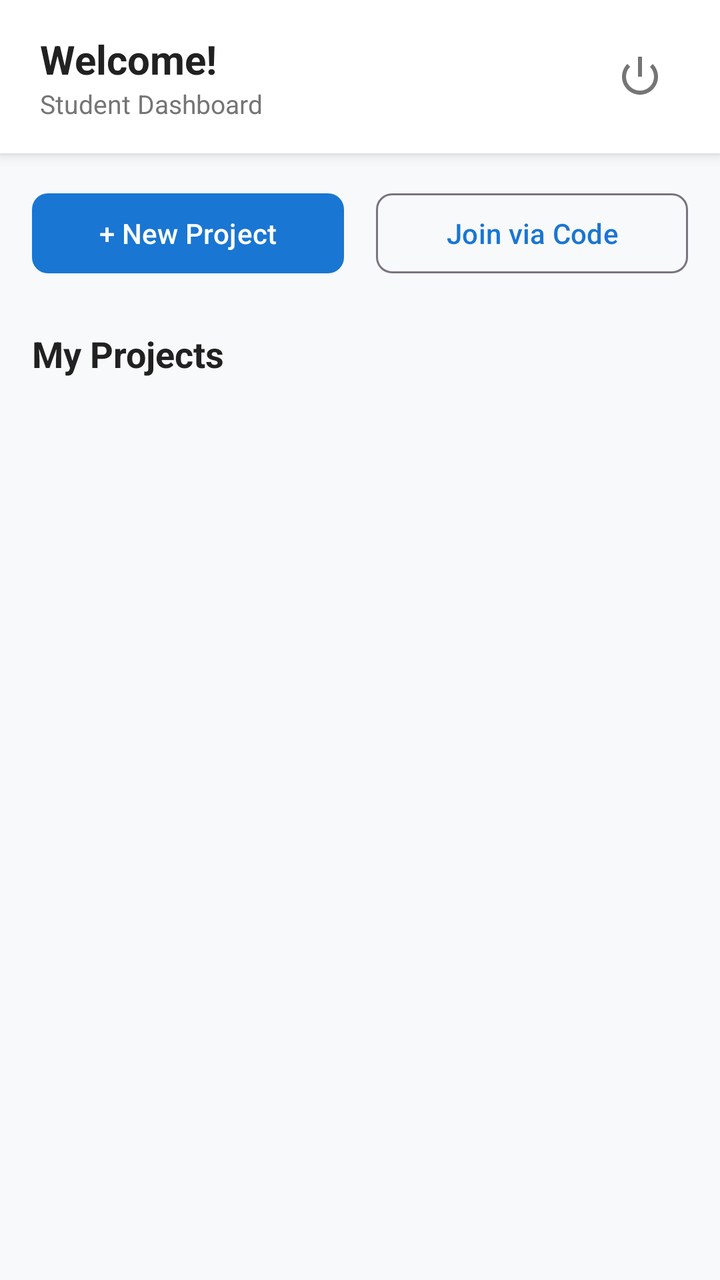
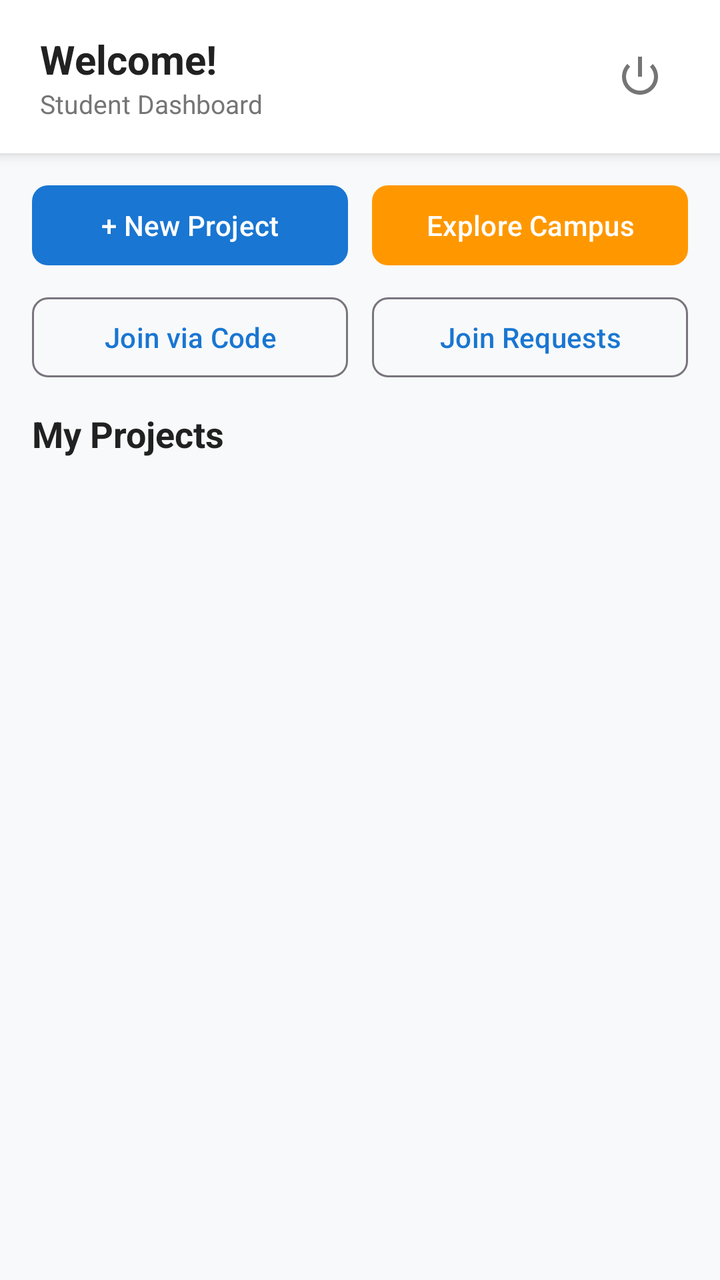

Two renders of the same Android screen: before a commit and after it. Below are the layout's source before the change and the commit's diff.
<!-- AndroidManifest.xml: application theme Theme.ProjectHub -->
<!-- res/layout/activity_main.xml -->
<?xml version="1.0" encoding="utf-8"?>
<androidx.coordinatorlayout.widget.CoordinatorLayout 
    xmlns:android="http://schemas.android.com/apk/res/android"
    xmlns:app="http://schemas.android.com/apk/res-auto"
    android:layout_width="match_parent"
    android:layout_height="match_parent"
    android:background="@color/background">

    <LinearLayout
        android:layout_width="match_parent"
        android:layout_height="match_parent"
        android:orientation="vertical">

        
        <LinearLayout
            android:layout_width="match_parent"
            android:layout_height="wrap_content"
            android:background="@color/surface"
            android:elevation="4dp"
            android:orientation="horizontal"
            android:paddingHorizontal="20dp"
            android:paddingVertical="16dp"
            android:gravity="center_vertical">

            <LinearLayout
                android:layout_width="0dp"
                android:layout_height="wrap_content"
                android:layout_weight="1"
                android:orientation="vertical">

                <TextView
                    android:id="@+id/tvGreeting"
                    android:layout_width="wrap_content"
                    android:layout_height="wrap_content"
                    android:text="Welcome!"
                    android:textSize="20sp"
                    android:textStyle="bold"
                    android:textColor="@color/text_primary" />

                <TextView
                    android:id="@+id/tvStudentInfo"
                    android:layout_width="wrap_content"
                    android:layout_height="wrap_content"
                    android:text="Student Dashboard"
                    android:textSize="13sp"
                    android:textColor="@color/text_secondary" />
            </LinearLayout>

            <ImageButton
                android:id="@+id/btnLogout"
                android:layout_width="40dp"
                android:layout_height="40dp"
                android:background="?android:attr/selectableItemBackgroundBorderless"
                android:src="@android:drawable/ic_lock_power_off"
                app:tint="@color/text_secondary" />
        </LinearLayout>

        
        <LinearLayout
            android:layout_width="match_parent"
            android:layout_height="wrap_content"
            android:orientation="horizontal"
            android:padding="16dp">

            <com.google.android.material.button.MaterialButton
                android:id="@+id/btnCreateProject"
                android:layout_width="0dp"
                android:layout_height="48dp"
                android:layout_weight="1"
                android:layout_marginEnd="8dp"
                android:text="+ New Project"
                app:cornerRadius="8dp" />

            <com.google.android.material.button.MaterialButton
                android:id="@+id/btnJoinProject"
                style="@style/Widget.Material3.Button.OutlinedButton"
                android:layout_width="0dp"
                android:layout_height="48dp"
                android:layout_weight="1"
                android:layout_marginStart="8dp"
                android:text="Join via Code"
                app:cornerRadius="8dp" />
        </LinearLayout>

        <TextView
            android:layout_width="wrap_content"
            android:layout_height="wrap_content"
            android:text="My Projects"
            android:textSize="18sp"
            android:textStyle="bold"
            android:textColor="@color/text_primary"
            android:paddingHorizontal="16dp"
            android:paddingTop="8dp"
            android:paddingBottom="4dp" />

        <FrameLayout
            android:layout_width="match_parent"
            android:layout_height="0dp"
            android:layout_weight="1">

            <androidx.recyclerview.widget.RecyclerView
                android:id="@+id/rvProjects"
                android:layout_width="match_parent"
                android:layout_height="match_parent"
                android:clipToPadding="false"
                android:paddingBottom="16dp" />

            <TextView
                android:id="@+id/tvEmptyProjects"
                android:layout_width="wrap_content"
                android:layout_height="wrap_content"
                android:layout_gravity="center"
                android:text="No projects yet.\nCreate one or join using a code!"
                android:textAlignment="center"
                android:textColor="@color/text_secondary"
                android:textSize="16sp"
                android:visibility="gone" />

            <ProgressBar
                android:id="@+id/pbLoading"
                android:layout_width="wrap_content"
                android:layout_height="wrap_content"
                android:layout_gravity="center" />
        </FrameLayout>
    </LinearLayout>
</androidx.coordinatorlayout.widget.CoordinatorLayout>
<!-- resources referenced by this layout -->
<resources>
  <color name="background">#F8F9FA</color>
  <color name="surface">#FFFFFF</color>
  <color name="text_primary">#212121</color>
  <color name="text_secondary">#757575</color>
  <style name="Theme.ProjectHub" parent="Theme.Material3.DayNight.NoActionBar">
          <item name="colorPrimary">@color/primary</item>
          <item name="colorPrimaryDark">@color/primary_dark</item>
          <item name="colorSecondary">@color/accent</item>
          <item name="android:statusBarColor">@color/primary_dark</item>
          <item name="android:windowBackground">@color/background</item>
      </style>
  <color name="primary">#1976D2</color>
  <color name="primary_dark">#0D47A1</color>
  <color name="accent">#FF9800</color>
</resources>

<!-- the commit's change to res/layout/activity_main.xml (unified diff, before → after) -->
@@ -59,27 +59,62 @@
         <LinearLayout
             android:layout_width="match_parent"
             android:layout_height="wrap_content"
-            android:orientation="horizontal"
-            android:padding="16dp">
+            android:orientation="vertical"
+            android:paddingHorizontal="16dp"
+            android:paddingTop="12dp"
+            android:paddingBottom="4dp">
 
-            <com.google.android.material.button.MaterialButton
-                android:id="@+id/btnCreateProject"
-                android:layout_width="0dp"
-                android:layout_height="48dp"
-                android:layout_weight="1"
-                android:layout_marginEnd="8dp"
-                android:text="+ New Project"
-                app:cornerRadius="8dp" />
+            <LinearLayout
+                android:layout_width="match_parent"
+                android:layout_height="wrap_content"
+                android:orientation="horizontal">
 
-            <com.google.android.material.button.MaterialButton
-                android:id="@+id/btnJoinProject"
-                style="@style/Widget.Material3.Button.OutlinedButton"
-                android:layout_width="0dp"
-                android:layout_height="48dp"
-                android:layout_weight="1"
-                android:layout_marginStart="8dp"
-                android:text="Join via Code"
-                app:cornerRadius="8dp" />
+                <com.google.android.material.button.MaterialButton
+                    android:id="@+id/btnCreateProject"
+                    android:layout_width="0dp"
+                    android:layout_height="48dp"
+                    android:layout_weight="1"
+                    android:layout_marginEnd="6dp"
+                    android:text="+ New Project"
+                    app:cornerRadius="8dp" />
+
+                <com.google.android.material.button.MaterialButton
+                    android:id="@+id/btnExploreCampus"
+                    android:layout_width="0dp"
+                    android:layout_height="48dp"
+                    android:layout_weight="1"
+                    android:layout_marginStart="6dp"
+                    android:text="Explore Campus"
+                    app:backgroundTint="@color/accent"
+                    app:cornerRadius="8dp" />
+            </LinearLayout>
+
+            <LinearLayout
+                android:layout_width="match_parent"
+                android:layout_height="wrap_content"
+                android:layout_marginTop="8dp"
+                android:orientation="horizontal">
+
+                <com.google.android.material.button.MaterialButton
+                    android:id="@+id/btnJoinProject"
+                    style="@style/Widget.Material3.Button.OutlinedButton"
+                    android:layout_width="0dp"
+                    android:layout_height="48dp"
+                    android:layout_weight="1"
+                    android:layout_marginEnd="6dp"
+                    android:text="Join via Code"
+                    app:cornerRadius="8dp" />
+
+                <com.google.android.material.button.MaterialButton
+                    android:id="@+id/btnManageRequests"
+                    style="@style/Widget.Material3.Button.OutlinedButton"
+                    android:layout_width="0dp"
+                    android:layout_height="48dp"
+                    android:layout_weight="1"
+                    android:layout_marginStart="6dp"
+                    android:text="Join Requests"
+                    app:cornerRadius="8dp" />
+            </LinearLayout>
         </LinearLayout>
 
         <TextView
